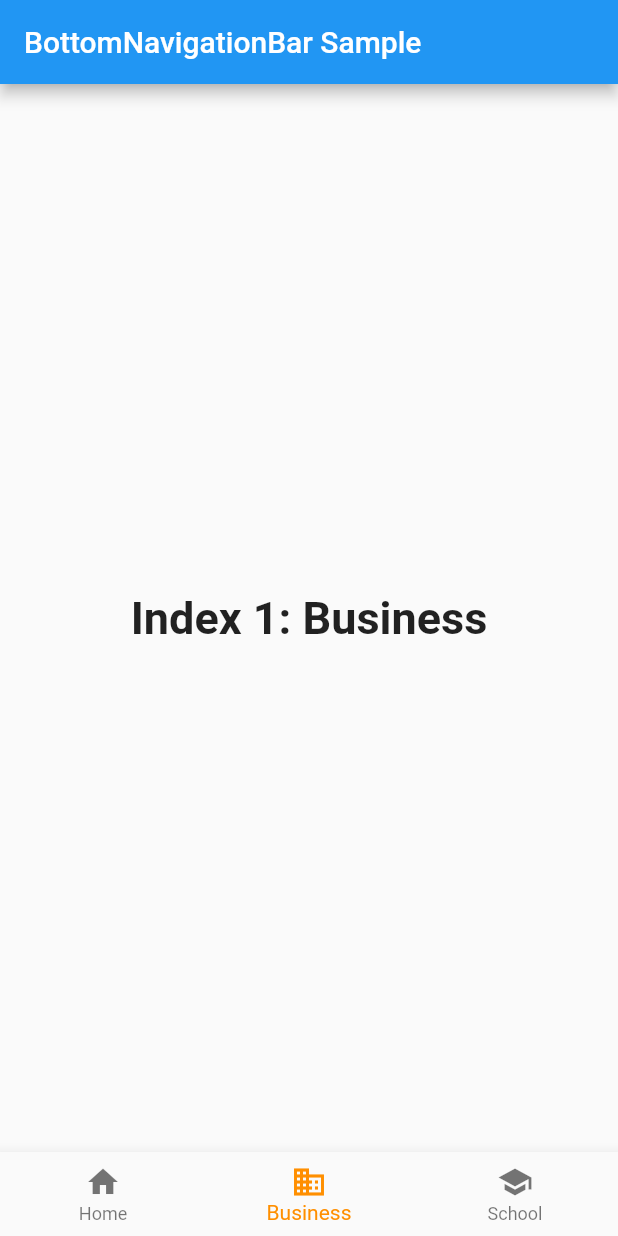
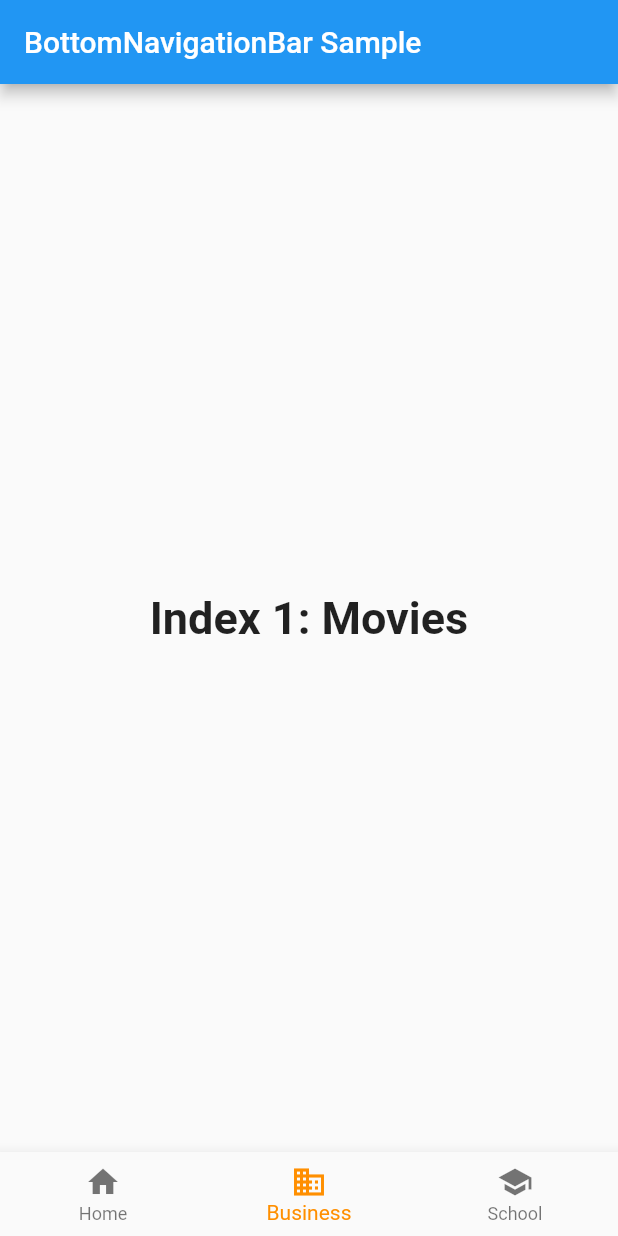
Before and after one commit to malekfouda2/Movie-Social-Suggestion-Flutter, a Flutter app: the screen it shows after launch, item 2 of the bottom bar chosen, on a phone screen of 412 x 824 dp. Run offline on Flutter 3.47's test engine with Material 2 defaults, Android fonts, the phone set to English and light mode, and no system bars.

Commit message:
first update

```diff
--- a/lib/main.dart
+++ b/lib/home.dart
@@ -19,6 +19,7 @@ class MyApp extends StatelessWidget {
 class MyStatefulWidget extends StatefulWidget {
   const MyStatefulWidget({super.key});
 
+
   @override
   State<MyStatefulWidget> createState() => _MyStatefulWidgetState();
 }
@@ -33,7 +34,7 @@ class _MyStatefulWidgetState extends State<MyStatefulWidget> {
       style: optionStyle,
     ),
     Text(
-      'Index 1: Business',
+      'Index 1: Movies',
       style: optionStyle,
     ),
     Text(
--- a/pubspec.yaml
+++ b/pubspec.yaml
@@ -18,7 +18,7 @@ publish_to: 'none' # Remove this line if you wish to publish to pub.dev
 version: 1.0.0+1
 
 environment:
-  sdk: ">=2.17.0 <3.0.0"
+  sdk: ">=2.17.0 <3.3.5"
 
 # Dependencies specify other packages that your package needs in order to work.
 # To automatically upgrade your package dependencies to the latest versions
```
Also changed, not shown: pubspec.lock, 1 other file.
